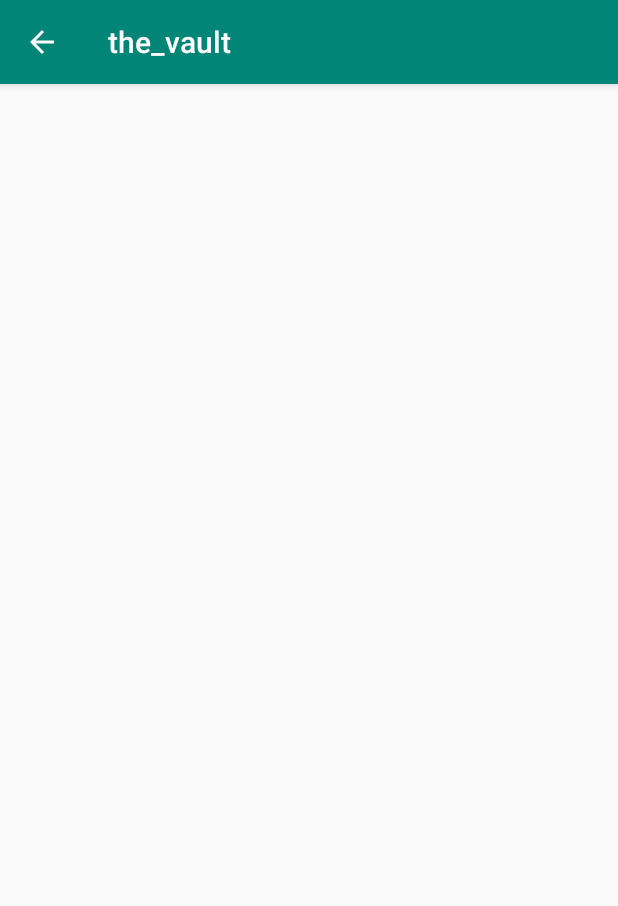
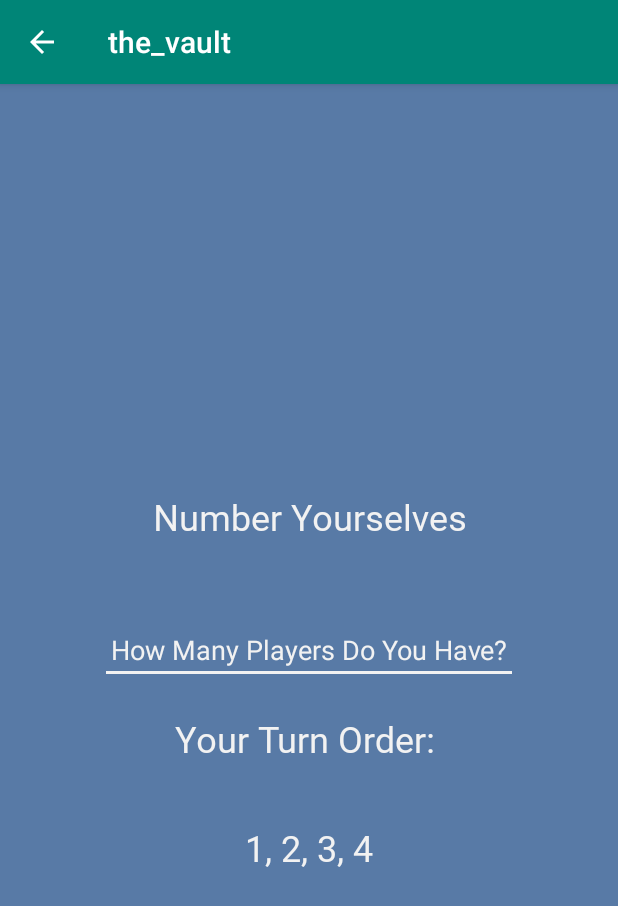
Before and after one commit to sethwbarton/the_vault, an Android app: the TurnOrderActivity screen opened directly, with no data from a screen before it, on a phone screen of 412 x 824 dp. Shown: the top 906 px of the screen. Run offline under Robolectric (Android 15) with nearby library versions, the phone set to English and light mode, and no system bars.

Commit message:
Turn oder activity shows up

```diff
--- a/app/build.gradle
+++ b/app/build.gradle
@@ -25,4 +25,5 @@ dependencies {
     testImplementation 'junit:junit:4.12'
     androidTestImplementation 'com.android.support.test:runner:1.0.2'
     androidTestImplementation 'com.android.support.test.espresso:espresso-core:3.0.2'
+    implementation 'com.android.support:design:28.0.0'
 }
--- a/app/src/main/java/androidteam/cs340/the_vault/Activities/TurnOrderActivity.java
+++ b/app/src/main/java/androidteam/cs340/the_vault/Activities/TurnOrderActivity.java
@@ -1,16 +1,29 @@
 package androidteam.cs340.the_vault.Activities;
 
-import android.content.Context;
-import android.content.Intent;
 import android.os.Bundle;
-import android.os.PersistableBundle;
 import android.support.annotation.Nullable;
+import android.support.design.widget.TextInputEditText;
 import android.support.v7.app.AppCompatActivity;
+import android.widget.TextView;
+
+import androidteam.cs340.the_vault.R;
 
 public class TurnOrderActivity extends AppCompatActivity {
 
+    private TextView titleText;
+    private TextView subTitleText;
+    private TextInputEditText playerNumberText;
+    private TextView turnOrderText;
+
     @Override
-    public void onCreate(@Nullable Bundle savedInstanceState, @Nullable PersistableBundle persistentState) {
-        super.onCreate(savedInstanceState, persistentState);
+    public void onCreate(@Nullable Bundle savedInstanceState) {
+        super.onCreate(savedInstanceState);
+        setContentView(R.layout.activity_turn_order);
+
+        titleText =  findViewById(R.id.turnOrderTitle);
+        subTitleText = findViewById(R.id.turnOrderSubTitle);
+        playerNumberText =  findViewById(R.id.playerNumberPrompt);
+        turnOrderText = findViewById(R.id.turnOrder);
+
     }
 }
--- /dev/null
+++ b/app/src/main/res/layout/activity_turn_order.xml
@@ -0,0 +1,69 @@
+<?xml version="1.0" encoding="utf-8"?>
+<LinearLayout xmlns:android="http://schemas.android.com/apk/res/android"
+    xmlns:app="http://schemas.android.com/apk/res-auto"
+    xmlns:tools="http://schemas.android.com/tools"
+    android:layout_width="match_parent"
+    android:layout_height="match_parent"
+    android:background="#587AA6"
+    android:gravity="center"
+    android:orientation="vertical"
+    tools:context=".Activities.DiceActivity">
+
+
+    <TextView
+        android:id="@+id/turnOrderTitle"
+        android:layout_width="match_parent"
+        android:layout_height="wrap_content"
+        android:layout_gravity="top"
+        android:layout_margin="50sp"
+        android:bufferType="normal"
+        android:fontFamily="@font/cinzel_decorative_black"
+        android:text="Number Yourselves"
+        android:textAlignment="center"
+        android:textColor="#F2F2F2"
+        android:textSize="24sp" />
+
+    <android.support.design.widget.TextInputEditText
+        android:id="@+id/playerNumberPrompt"
+        android:layout_width="match_parent"
+        android:layout_height="wrap_content"
+        android:layout_marginLeft="100px"
+        android:layout_marginRight="100px"
+        android:backgroundTint="#F2F2F2"
+        android:fadingEdge="horizontal"
+        android:hint="How Many Players Do You Have?"
+        android:inputType="number"
+        android:textAlignment="center"
+        android:textColor="#F2F2F2"
+        android:textColorHighlight="#F2F2F2"
+        android:textColorHint="#F2F2F2"
+        android:textColorLink="#F2F2F2" />/>
+
+
+    <TextView
+        android:id="@+id/turnOrderSubTitle"
+        android:layout_width="match_parent"
+        android:layout_height="wrap_content"
+        android:layout_gravity="top"
+        android:layout_margin="20sp"
+        android:bufferType="normal"
+        android:fontFamily="@font/cinzel_decorative_black"
+        android:text="Your Turn Order: "
+        android:textAlignment="center"
+        android:textColor="#F2F2F2"
+        android:textSize="24sp" />
+
+    <TextView
+        android:id="@+id/turnOrder"
+        android:layout_width="match_parent"
+        android:layout_height="wrap_content"
+        android:layout_gravity="top"
+        android:layout_margin="20sp"
+        android:bufferType="normal"
+        android:fontFamily="@font/cinzel_decorative_black"
+        android:text="1, 2, 3, 4"
+        android:textAlignment="center"
+        android:textColor="#F2F2F2"
+        android:textSize="24sp" />
+
+</LinearLayout>
```
